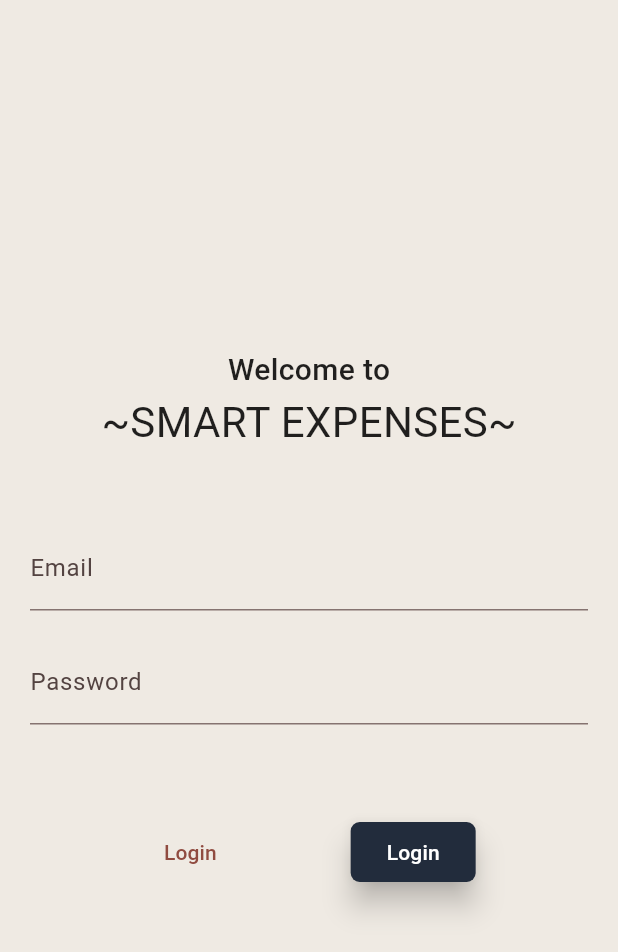
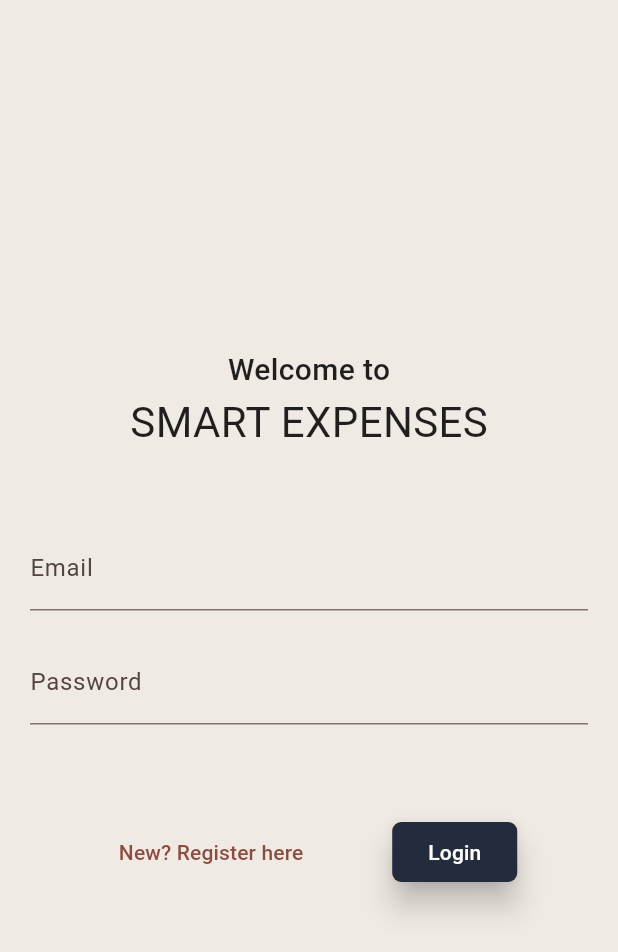
Before and after one commit to Salman1717/SmartExpenses, a Flutter app: the screen it shows after launch, on a phone screen of 412 x 824 dp. Shown: the top 952 px of the screen. Run offline on Flutter 3.47's test engine with Material 2 defaults, Android fonts, the phone set to English and light mode, and no system bars; our stand-ins replace firebase_auth, firebase_core, fl_chart, sqflite; accounts and stored records are empty.

Commit message:
style changes

```diff
--- a/lib/loginpages/Login_register.dart
+++ b/lib/loginpages/Login_register.dart
@@ -45,7 +45,7 @@ class _LoginPageState extends State<LoginPage> {
 
   Widget _title() {
     return const Text(
-      '~SMART EXPENSES~',
+      'SMART EXPENSES',
       style: TextStyle(
         fontSize: 28,
         fontWeight: FontWeight.w400,
@@ -95,7 +95,7 @@ class _LoginPageState extends State<LoginPage> {
             isLogin = !isLogin;
           });
         },
-        child: Text(isLogin ? 'Login' : 'Register instead'));
+        child: Text(isLogin ? 'New? Register here' : 'Already Registered? Login'));
   }
 
   @override
```
